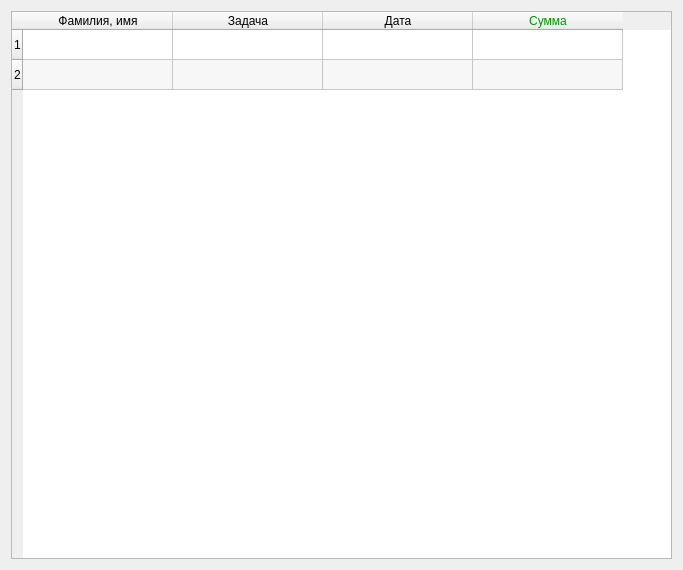
First picture: the form in finance.ui, repository AnGREATern/kanbaner, before the edit.
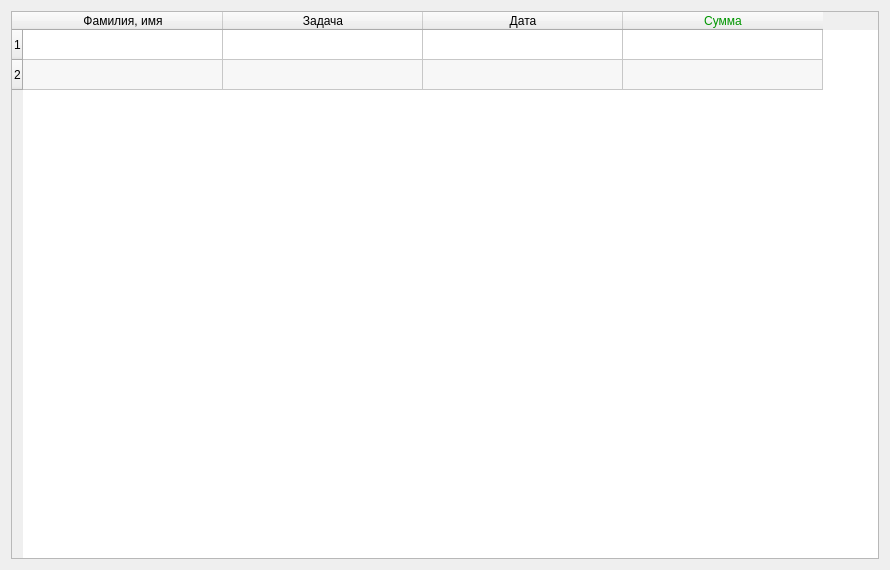
Second picture: the form after the edit.

Commit message: Усовершенствование финансов

The edit to the form file:
```diff
--- a/finance.ui
+++ b/finance.ui
@@ -6,7 +6,7 @@
    <rect>
     <x>0</x>
     <y>0</y>
-    <width>683</width>
+    <width>890</width>
     <height>570</height>
    </rect>
   </property>
@@ -29,10 +29,10 @@
       <bool>true</bool>
      </property>
      <property name="sortingEnabled">
-      <bool>true</bool>
+      <bool>false</bool>
      </property>
      <attribute name="horizontalHeaderDefaultSectionSize">
-      <number>150</number>
+      <number>200</number>
      </attribute>
      <row>
       <property name="text">
```
The commit also changes 2 other files.
